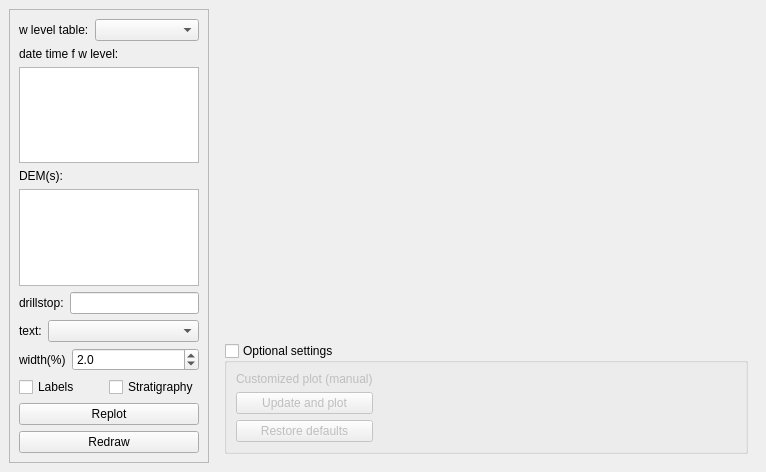
Old version of the form ui/secplotdockwidget_ui.ui in the repository jkall/qgis-midvatten-plugin.
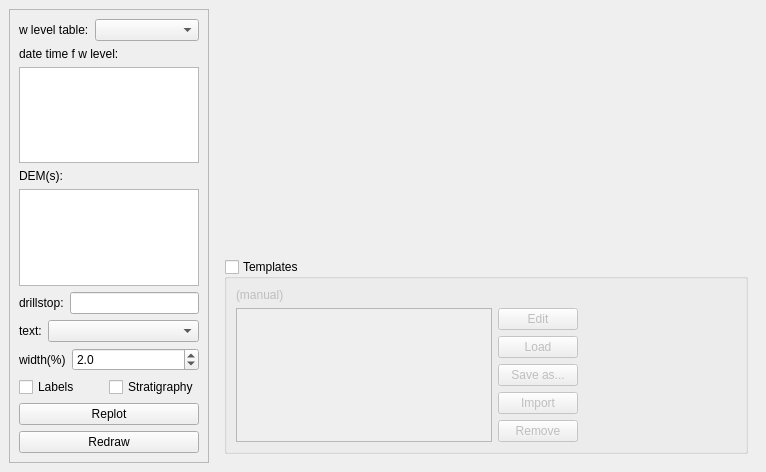
New version of the form.

Commit message: Section plot: Renamed "customized plots" into Templates. Also changed the user interaction with the templates.                         The templates them selves are still the same.

```diff
--- a/ui/secplotdockwidget_ui.ui
+++ b/ui/secplotdockwidget_ui.ui
@@ -284,7 +284,7 @@
           </sizepolicy>
          </property>
          <property name="title">
-          <string>Optional settings</string>
+          <string>Templates</string>
          </property>
          <property name="checkable">
           <bool>true</bool>
@@ -298,39 +298,79 @@
             <property name="sizeConstraint">
              <enum>QLayout::SetDefaultConstraint</enum>
             </property>
-            <item row="1" column="0">
-             <widget class="QPushButton" name="update_and_plot_button">
+            <item row="1" column="2">
+             <widget class="QPushButton" name="edit_button">
               <property name="toolTip">
                <string>&lt;html&gt;&lt;head/&gt;&lt;body&gt;&lt;p&gt;&lt;br/&gt;&lt;/p&gt;&lt;/body&gt;&lt;/html&gt;</string>
               </property>
               <property name="text">
-               <string>Update and plot</string>
-              </property>
-             </widget>
-            </item>
-            <item row="2" column="0">
-             <widget class="QPushButton" name="clear_stored_settings_button">
-              <property name="toolTip">
-               <string>&lt;html&gt;&lt;head/&gt;&lt;body&gt;&lt;p&gt;Restores customized settings to default settings.&lt;/p&gt;&lt;/body&gt;&lt;/html&gt;</string>
-              </property>
-              <property name="text">
-               <string>Restore defaults</string>
+               <string>Edit</string>
               </property>
              </widget>
             </item>
             <item row="0" column="0">
              <widget class="QLabel" name="customized_plot_label">
               <property name="text">
-               <string>Customized plot (manual)</string>
+               <string>(manual)</string>
               </property>
               <property name="openExternalLinks">
                <bool>true</bool>
               </property>
              </widget>
             </item>
+            <item row="0" column="2">
+             <widget class="QLabel" name="label_7">
+              <property name="text">
+               <string/>
+              </property>
+             </widget>
+            </item>
+            <item row="2" column="2">
+             <widget class="QPushButton" name="load_button">
+              <property name="toolTip">
+               <string>&lt;html&gt;&lt;head/&gt;&lt;body&gt;&lt;p&gt;Load the selected template.&lt;/p&gt;&lt;/body&gt;&lt;/html&gt;</string>
+              </property>
+              <property name="text">
+               <string>Load</string>
+              </property>
+             </widget>
+            </item>
+            <item row="1" column="0" rowspan="5">
+             <widget class="QListWidget" name="template_list"/>
+            </item>
+            <item row="4" column="2">
+             <widget class="QPushButton" name="import_button">
+              <property name="toolTip">
+               <string>&lt;html&gt;&lt;head/&gt;&lt;body&gt;&lt;p&gt;Import template files.&lt;/p&gt;&lt;/body&gt;&lt;/html&gt;</string>
+              </property>
+              <property name="text">
+               <string>Import</string>
+              </property>
+             </widget>
+            </item>
+            <item row="5" column="2">
+             <widget class="QPushButton" name="remove_button">
+              <property name="toolTip">
+               <string>&lt;html&gt;&lt;head/&gt;&lt;body&gt;&lt;p&gt;Remove a template from the list.&lt;/p&gt;&lt;p&gt;&lt;br/&gt;&lt;/p&gt;&lt;p&gt;Note:&lt;/p&gt;&lt;p&gt;* Saved template files will not be removed from disk.&lt;/p&gt;&lt;p&gt;* Templates in default template folder will reappear again next time Section plot is used.&lt;/p&gt;&lt;/body&gt;&lt;/html&gt;</string>
+              </property>
+              <property name="text">
+               <string>Remove</string>
+              </property>
+             </widget>
+            </item>
+            <item row="3" column="2">
+             <widget class="QPushButton" name="save_as_button">
+              <property name="toolTip">
+               <string>&lt;html&gt;&lt;head/&gt;&lt;body&gt;&lt;p&gt;Save the loaded template to file.&lt;/p&gt;&lt;/body&gt;&lt;/html&gt;</string>
+              </property>
+              <property name="text">
+               <string>Save as...</string>
+              </property>
+             </widget>
+            </item>
            </layout>
           </item>
-          <item row="1" column="1">
+          <item row="1" column="2">
            <spacer name="horizontalSpacer">
             <property name="orientation">
              <enum>Qt::Horizontal</enum>
```
Left out of the diff: 4 changed lines with no effect on the pictures. The commit also changes 7 other files.
